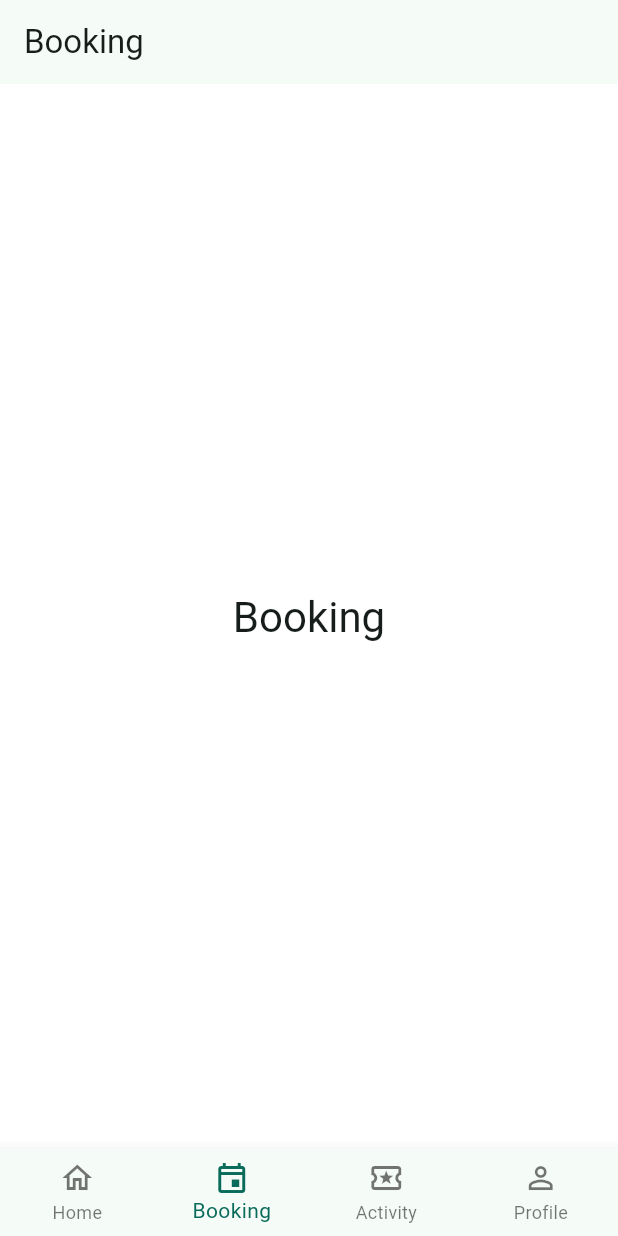
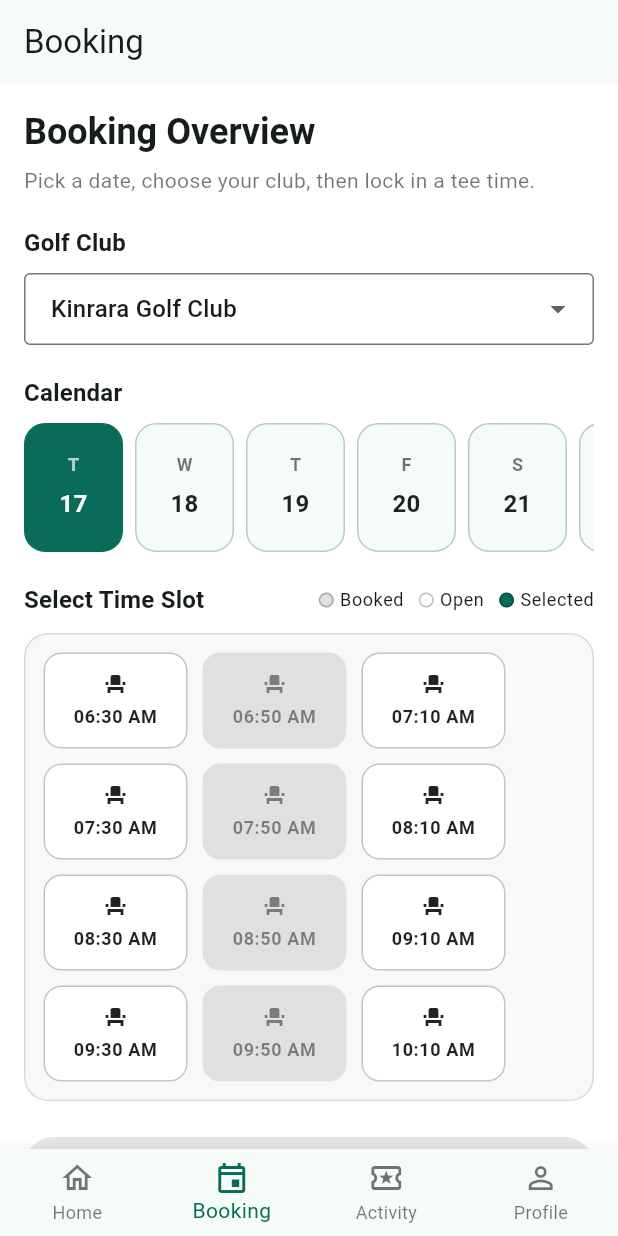
Before and after one commit to AZKACodes/xxx_demo_app, a Flutter app: the screen it shows after launch, item 2 of the bottom bar chosen, on a phone screen of 412 x 824 dp. Run offline on Flutter 3.47's test engine with Material 3 defaults, Android fonts, the phone set to English and light mode, and no system bars.

Commit message:
Feature : Booking Page Implementation

```diff
--- a/lib/features/booking/booking_page.dart
+++ b/lib/features/booking/booking_page.dart
@@ -1,15 +1,12 @@
 import 'package:flutter/material.dart';
+
+import 'view/booking_overview_view.dart';
 
 class BookingPage extends StatelessWidget {
   const BookingPage({super.key});
 
   @override
   Widget build(BuildContext context) {
-    return Center(
-      child: Text(
-        'Booking',
-        style: Theme.of(context).textTheme.headlineMedium,
-      ),
-    );
+    return const BookingOverviewView();
   }
 }
--- /dev/null
+++ b/lib/features/booking/view/booking_overview_view.dart
@@ -0,0 +1,191 @@
+import 'package:flutter/material.dart';
+
+import 'widgets/tee_time_calendar_strip.dart';
+import 'widgets/tee_time_slot_grid.dart';
+
+class BookingOverviewView extends StatefulWidget {
+  const BookingOverviewView({super.key});
+
+  @override
+  State<BookingOverviewView> createState() => _BookingOverviewViewState();
+}
+
+class _BookingOverviewViewState extends State<BookingOverviewView> {
+  static const String _defaultClub = 'Kinrara Golf Club';
+
+  final List<String> _clubs = const [
+    _defaultClub,
+    'Saujana Golf & Country Club',
+    'Kota Permai Golf & Country Club',
+    'Mines Resort & Golf Club',
+  ];
+
+  final List<String> _times = const [
+    '06:30 AM',
+    '06:50 AM',
+    '07:10 AM',
+    '07:30 AM',
+    '07:50 AM',
+    '08:10 AM',
+    '08:30 AM',
+    '08:50 AM',
+    '09:10 AM',
+    '09:30 AM',
+    '09:50 AM',
+    '10:10 AM',
+  ];
+
+  final Set<int> _unavailableSlots = const {1, 4, 7, 10};
+
+  late DateTime _selectedDate;
+  late String _selectedClub;
+  int? _selectedSlot;
+
+  @override
+  void initState() {
+    super.initState();
+    _selectedDate = DateUtils.dateOnly(DateTime.now());
+    _selectedClub = _defaultClub;
+  }
+
+  @override
+  Widget build(BuildContext context) {
+    final theme = Theme.of(context);
+
+    return SingleChildScrollView(
+      padding: const EdgeInsets.all(16),
+      child: Column(
+        crossAxisAlignment: CrossAxisAlignment.start,
+        children: [
+          Text(
+            'Booking Overview',
+            style: theme.textTheme.headlineSmall?.copyWith(
+              fontWeight: FontWeight.w700,
+            ),
+          ),
+          const SizedBox(height: 6),
+          Text(
+            'Pick a date, choose your club, then lock in a tee time.',
+            style: theme.textTheme.bodyMedium?.copyWith(
+              color: Colors.black54,
+            ),
+          ),
+          const SizedBox(height: 20),
+          Text(
+            'Golf Club',
+            style: theme.textTheme.titleMedium?.copyWith(
+              fontWeight: FontWeight.w700,
+            ),
+          ),
+          const SizedBox(height: 8),
+          DropdownButtonFormField<String>(
+            initialValue: _selectedClub,
+            decoration: const InputDecoration(
+              border: OutlineInputBorder(),
+              contentPadding: EdgeInsets.symmetric(horizontal: 14, vertical: 8),
+            ),
+            items: _clubs
+                .map(
+                  (club) => DropdownMenuItem(
+                    value: club,
+                    child: Text(club),
+                  ),
+                )
+                .toList(),
+            onChanged: (value) {
+              if (value == null) {
+                return;
+              }
+              setState(() {
+                _selectedClub = value;
+              });
+            },
+          ),
+          const SizedBox(height: 20),
+          Text(
+            'Calendar',
+            style: theme.textTheme.titleMedium?.copyWith(
+              fontWeight: FontWeight.w700,
+            ),
+          ),
+          const SizedBox(height: 8),
+          TeeTimeCalendarStrip(
+            selectedDate: _selectedDate,
+            onDateSelected: (date) {
+              setState(() {
+                _selectedDate = date;
+                _selectedSlot = null;
+              });
+            },
+          ),
+          const SizedBox(height: 20),
+          Row(
+            children: [
+              Text(
+                'Select Time Slot',
+                style: theme.textTheme.titleMedium?.copyWith(
+                  fontWeight: FontWeight.w700,
+                ),
+              ),
+              const Spacer(),
+              _LegendDot(color: Colors.grey.shade300, label: 'Booked'),
+              const SizedBox(width: 10),
+              _LegendDot(color: Colors.white, label: 'Open'),
+              const SizedBox(width: 10),
+              _LegendDot(color: theme.colorScheme.primary, label: 'Selected'),
+            ],
+          ),
+          const SizedBox(height: 10),
+          TeeTimeSlotGrid(
+            slots: _times,
+            selectedIndex: _selectedSlot,
+            unavailableIndices: _unavailableSlots,
+            onSelected: (index) {
+              setState(() {
+                _selectedSlot = index;
+              });
+            },
+          ),
+          const SizedBox(height: 20),
+          SizedBox(
+            width: double.infinity,
+            child: FilledButton(
+              onPressed: _selectedSlot == null ? null : () {},
+              child: const Text('Continue Booking'),
+            ),
+          ),
+        ],
+      ),
+    );
+  }
+}
+
+class _LegendDot extends StatelessWidget {
+  const _LegendDot({
+    required this.color,
+    required this.label,
+  });
+
+  final Color color;
+  final String label;
+
+  @override
+  Widget build(BuildContext context) {
+    return Row(
+      mainAxisSize: MainAxisSize.min,
+      children: [
+        Container(
+          width: 10,
+          height: 10,
+          decoration: BoxDecoration(
+            color: color,
+            borderRadius: BorderRadius.circular(99),
+            border: Border.all(color: Colors.black26),
+          ),
+        ),
+        const SizedBox(width: 4),
+        Text(label, style: Theme.of(context).textTheme.bodySmall),
+      ],
+    );
+  }
+}
--- /dev/null
+++ b/lib/features/booking/view/widgets/tee_time_calendar_strip.dart
@@ -0,0 +1,73 @@
+import 'package:flutter/material.dart';
+
+class TeeTimeCalendarStrip extends StatelessWidget {
+  const TeeTimeCalendarStrip({
+    super.key,
+    required this.selectedDate,
+    required this.onDateSelected,
+  });
+
+  final DateTime selectedDate;
+  final ValueChanged<DateTime> onDateSelected;
+
+  @override
+  Widget build(BuildContext context) {
+    final baseDate = DateUtils.dateOnly(DateTime.now());
+    final theme = Theme.of(context);
+    final localizations = MaterialLocalizations.of(context);
+
+    return SizedBox(
+      height: 86,
+      child: ListView.separated(
+        scrollDirection: Axis.horizontal,
+        itemCount: 14,
+        separatorBuilder: (_, _) => const SizedBox(width: 8),
+        itemBuilder: (context, index) {
+          final date = baseDate.add(Duration(days: index));
+          final isSelected = DateUtils.isSameDay(date, selectedDate);
+
+          return InkWell(
+            onTap: () => onDateSelected(date),
+            borderRadius: BorderRadius.circular(14),
+            child: AnimatedContainer(
+              duration: const Duration(milliseconds: 180),
+              width: 66,
+              padding: const EdgeInsets.symmetric(vertical: 10),
+              decoration: BoxDecoration(
+                color: isSelected
+                    ? theme.colorScheme.primary
+                    : theme.colorScheme.surface,
+                borderRadius: BorderRadius.circular(14),
+                border: Border.all(
+                  color: isSelected
+                      ? theme.colorScheme.primary
+                      : theme.colorScheme.outlineVariant,
+                ),
+              ),
+              child: Column(
+                mainAxisAlignment: MainAxisAlignment.center,
+                children: [
+                  Text(
+                    localizations.narrowWeekdays[date.weekday % 7],
+                    style: theme.textTheme.bodySmall?.copyWith(
+                      color: isSelected ? Colors.white70 : Colors.black54,
+                      fontWeight: FontWeight.w600,
+                    ),
+                  ),
+                  const SizedBox(height: 6),
+                  Text(
+                    '${date.day}',
+                    style: theme.textTheme.titleMedium?.copyWith(
+                      color: isSelected ? Colors.white : Colors.black87,
+                      fontWeight: FontWeight.w700,
+                    ),
+                  ),
+                ],
+              ),
+            ),
+          );
+        },
+      ),
+    );
+  }
+}
--- /dev/null
+++ b/lib/features/booking/view/widgets/tee_time_slot_grid.dart
@@ -0,0 +1,98 @@
+import 'package:flutter/material.dart';
+
+class TeeTimeSlotGrid extends StatelessWidget {
+  const TeeTimeSlotGrid({
+    super.key,
+    required this.slots,
+    required this.selectedIndex,
+    required this.unavailableIndices,
+    required this.onSelected,
+  });
+
+  final List<String> slots;
+  final int? selectedIndex;
+  final Set<int> unavailableIndices;
+  final ValueChanged<int> onSelected;
+
+  @override
+  Widget build(BuildContext context) {
+    final theme = Theme.of(context);
+
+    return Container(
+      width: double.infinity,
+      padding: const EdgeInsets.all(12),
+      decoration: BoxDecoration(
+        color: const Color(0xFFF8F8F8),
+        borderRadius: BorderRadius.circular(16),
+        border: Border.all(color: Colors.black12),
+      ),
+      child: Wrap(
+        spacing: 10,
+        runSpacing: 10,
+        children: List.generate(slots.length, (index) {
+          final bool isUnavailable = unavailableIndices.contains(index);
+          final bool isSelected = selectedIndex == index;
+
+          final Color fillColor = isUnavailable
+              ? Colors.grey.shade300
+              : isSelected
+                  ? theme.colorScheme.primary
+                  : Colors.white;
+          final Color textColor = isUnavailable
+              ? Colors.black45
+              : isSelected
+                  ? Colors.white
+                  : Colors.black87;
+
+          return InkWell(
+            onTap: isUnavailable ? null : () => onSelected(index),
+            borderRadius: BorderRadius.circular(12),
+            child: AnimatedContainer(
+              duration: const Duration(milliseconds: 170),
+              width: 96,
+              padding: const EdgeInsets.symmetric(vertical: 12, horizontal: 10),
+              decoration: BoxDecoration(
+                color: fillColor,
+                borderRadius: BorderRadius.circular(12),
+                border: Border.all(
+                  color: isSelected
+                      ? theme.colorScheme.primary
+                      : isUnavailable
+                          ? Colors.grey.shade300
+                          : theme.colorScheme.outlineVariant,
+                ),
+                boxShadow: isSelected
+                    ? const [
+                        BoxShadow(
+                          color: Color(0x22000000),
+                          blurRadius: 8,
+                          offset: Offset(0, 3),
+                        ),
+                      ]
+                    : null,
+              ),
+              child: Column(
+                children: [
+                  Icon(
+                    Icons.event_seat,
+                    size: 16,
+                    color: textColor,
+                  ),
+                  const SizedBox(height: 6),
+                  Text(
+                    slots[index],
+                    textAlign: TextAlign.center,
+                    style: Theme.of(context).textTheme.bodySmall?.copyWith(
+                          color: textColor,
+                          fontWeight: FontWeight.w700,
+                        ),
+                  ),
+                ],
+              ),
+            ),
+          );
+        }),
+      ),
+    );
+  }
+}
```
Also changed, not shown: 1 other file.
